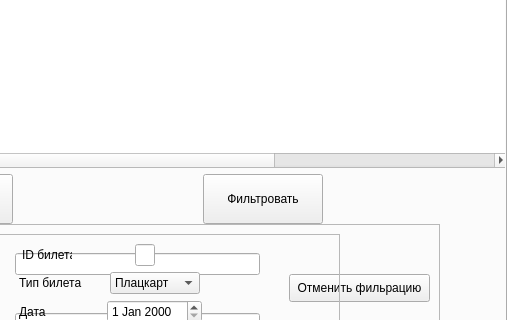
This is frontend/ui/userMenu.ui in koccyx/TravelMaster as Qt 5 draws it before an edit; both pictures show x 293 to 800 and y 92 to 412 of the 800 by 664 pixel window. The edited form follows.
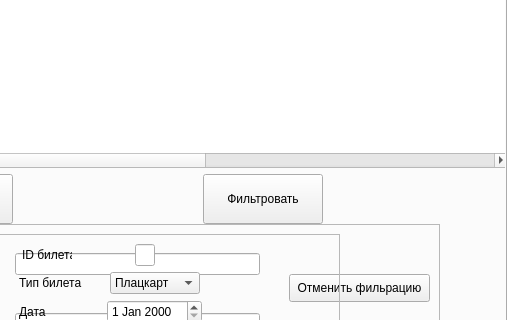
This is the edited form. The open tabs and pages were chosen to show the change.

```diff
--- a/frontend/ui/userMenu.ui
+++ b/frontend/ui/userMenu.ui
@@ -113,6 +113,11 @@
            <string>Цена СВ</string>
           </property>
          </column>
+         <column>
+          <property name="text">
+           <string>кол-во мест</string>
+          </property>
+         </column>
         </widget>
        </item>
        <item>
```
Left out of the diff: 2 changed lines with no effect on the pictures.
